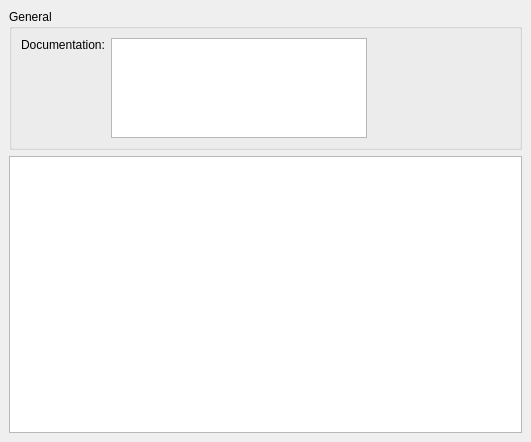
First picture: the form in src/developer/programedit.ui, repository maccth/GP2-editor, before the edit.
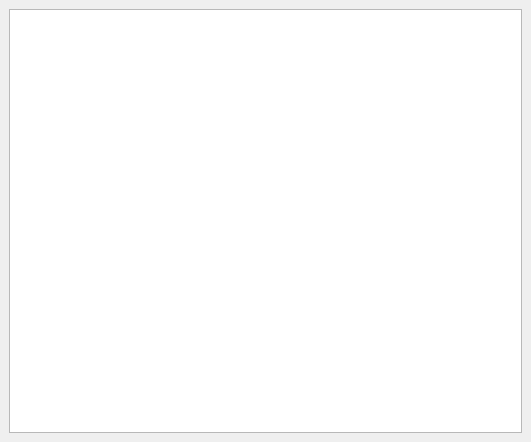
Second picture: the form after the edit. Custom widgets are drawn as their Qt base class.

Commit message: Hide 'Documentation' UI box.

```diff
--- a/src/developer/programedit.ui
+++ b/src/developer/programedit.ui
@@ -26,53 +26,6 @@
    <property name="bottomMargin">
     <number>9</number>
    </property>
-   <item>
-    <widget class="QGroupBox" name="generalGroupBox">
-     <property name="sizePolicy">
-      <sizepolicy hsizetype="Preferred" vsizetype="Minimum">
-       <horstretch>0</horstretch>
-       <verstretch>0</verstretch>
-      </sizepolicy>
-     </property>
-     <property name="title">
-      <string>General</string>
-     </property>
-     <layout class="QFormLayout" name="formLayout_2">
-      <property name="fieldGrowthPolicy">
-       <enum>QFormLayout::FieldsStayAtSizeHint</enum>
-      </property>
-      <item row="0" column="0">
-       <widget class="QLabel" name="documentationLabel">
-        <property name="sizePolicy">
-         <sizepolicy hsizetype="Preferred" vsizetype="Fixed">
-          <horstretch>0</horstretch>
-          <verstretch>0</verstretch>
-         </sizepolicy>
-        </property>
-        <property name="text">
-         <string>Documentation:</string>
-        </property>
-       </widget>
-      </item>
-      <item row="0" column="1">
-       <widget class="QPlainTextEdit" name="documentationEdit">
-        <property name="sizePolicy">
-         <sizepolicy hsizetype="Expanding" vsizetype="Fixed">
-          <horstretch>0</horstretch>
-          <verstretch>0</verstretch>
-         </sizepolicy>
-        </property>
-        <property name="maximumSize">
-         <size>
-          <width>16777215</width>
-          <height>100</height>
-         </size>
-        </property>
-       </widget>
-      </item>
-     </layout>
-    </widget>
-   </item>
    <item>
     <widget class="Developer::ProgramEditor" name="editor"/>
    </item>
```
Left out of the diff: 16 changed lines with no effect on the pictures. The commit also changes 1 other file.
